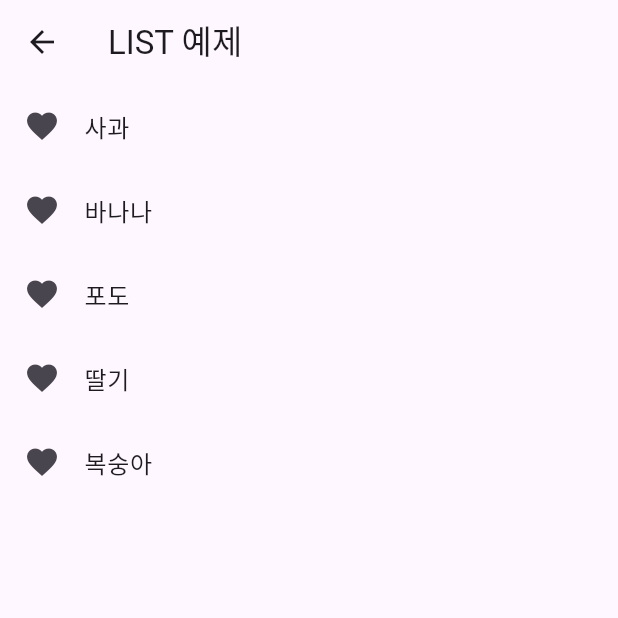
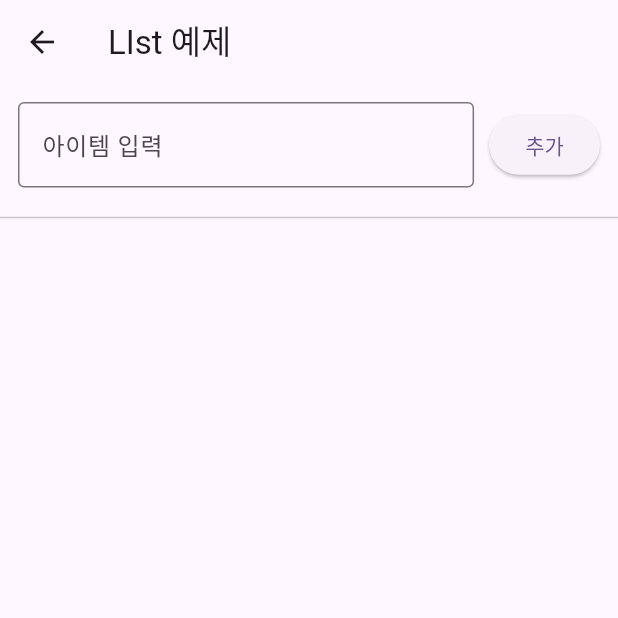
Before and after one commit to Hyeonjjzm/chungjuflatter, a Flutter app: the ListPage screen opened by its route, on a phone screen of 412 x 824 dp, the top half of it. Run offline on Flutter 3.47's test engine with Material 3 defaults, Android fonts, the phone set to English and light mode, and no system bars.

Commit message:
04-07 (2)

```diff
--- a/lib/list_page.dart
+++ b/lib/list_page.dart
@@ -9,27 +9,64 @@ class ListPage extends StatefulWidget {
 
 class _ListPageState extends State<ListPage> {
 
-  final List<String> fruits = ["사과", "바나나", "포도", "딸기", "복숭아"];
-
+  final List<String> fruits = [];
+  final TextEditingController _controller = TextEditingController();
   @override
   Widget build(BuildContext context) {
     return Scaffold(
         appBar: AppBar(
-        title: const Text("LIST 예제"),
+          title: const Text("LIst 예제"),
         ),
-      body: ListView.builder(
+        body: Column(
+          children: [
+            Padding(
+              padding: const EdgeInsets.all(12),
+              child: Row(
+                children: [
+                  Expanded(
+                      child: TextField(
+                        controller: _controller,
+                        decoration: const InputDecoration(
+                            hintText: "아이템 입력",
+                            border: OutlineInputBorder()
+                        ),
+                      )
+                  ),
+                  const SizedBox(width: 10),
+                  ElevatedButton(
+                      onPressed: () {
+                        final text = _controller.text.trim();
+                        if (text.isNotEmpty){
+                          setState(() {
+                            fruits.add(text);
+                            _controller.clear();
+                          });
+                        }
+
+                      },
+                      child: const Text("추가")
+                  )
+                ],
+              ),
+            ),
+            const Divider(),
+            Expanded(
+              child: ListView.builder(
                   itemCount: fruits.length,
-        itemBuilder: (context, index){
+                  itemBuilder: (context, index) {
                     return ListTile(
                       leading: const Icon(Icons.favorite),
                       title: Text(fruits[index]),
                       onTap: () {
                         ScaffoldMessenger.of(context).showSnackBar(
-                  SnackBar(content: Text("${fruits[index]}를 선택했어요!"))
+                            SnackBar(content: Text('${fruits[index]}를 선택했어요!'))
                         );
                       },
                     );
                   }
+              ),
+            )
+          ],
         )
     );
   }
```
Lines whose indentation alone changed are shown as unchanged.
